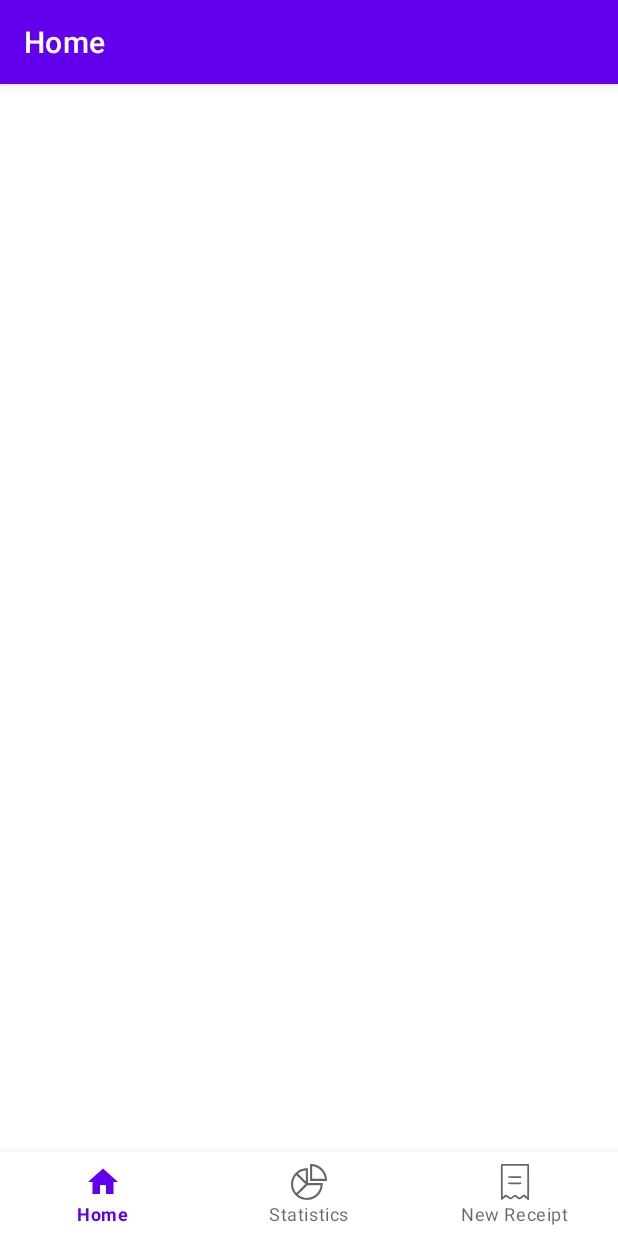
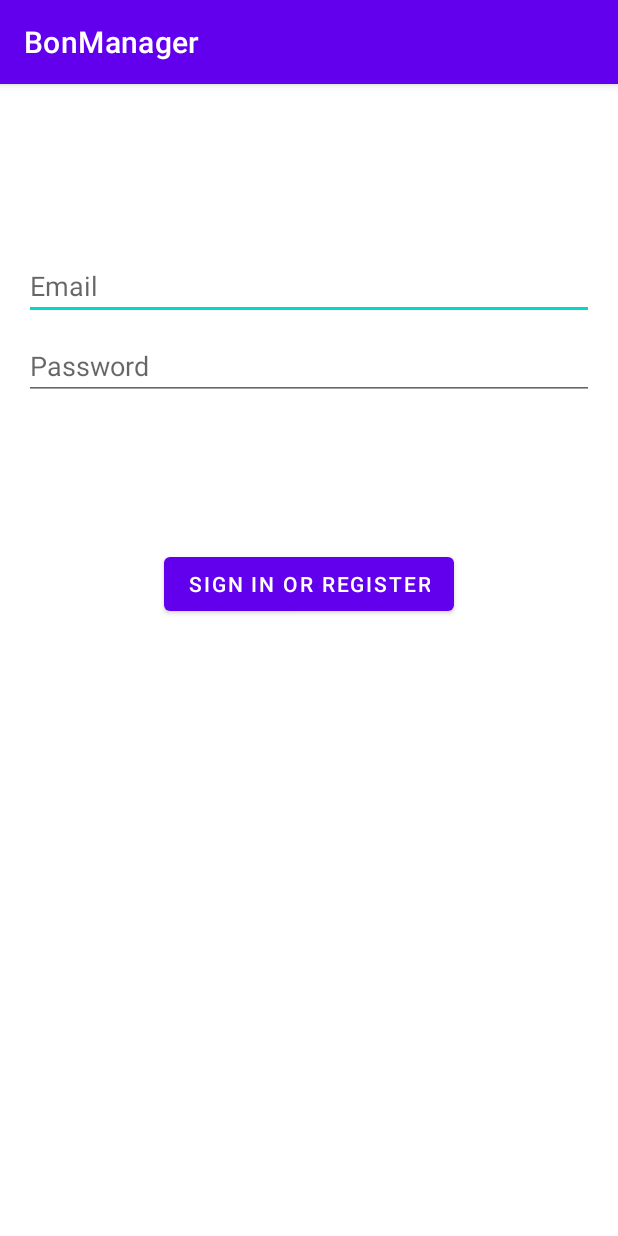
Before and after one commit to AndreiBadescu/BonManager, an Android app: the screen it shows after launch (MainActivity), on a phone screen of 412 x 824 dp. Run offline under Robolectric (Android 15) with nearby library versions, the light colour scheme and no system bars; our stand-ins replace navigation-ui; libraries missing offline, so code that uses them is left out: com.google.mlkit.vision.

Commit message:
Added login screen (final beta)

```diff
--- a/app/src/main/java/com/bonmanager/MainActivity.java
+++ b/app/src/main/java/com/bonmanager/MainActivity.java
@@ -23,6 +23,7 @@
 import android.renderscript.ScriptIntrinsicConvolve3x3;
 import android.view.View;
 import android.widget.Button;
+import android.widget.EditText;
 import android.widget.ImageButton;
 import android.widget.ImageView;
 import android.widget.TextView;
@@ -52,6 +53,7 @@
 import java.lang.reflect.Type;
 import java.util.ArrayList;
 import java.util.List;
+import java.util.Locale;
 import java.util.Objects;
 
 public class MainActivity extends AppCompatActivity {
@@ -63,19 +65,7 @@
     protected void onCreate(Bundle savedInstanceState) {
         super.onCreate(savedInstanceState);
         context = MainActivity.this;
-
-        binding = ActivityMainBinding.inflate(getLayoutInflater());
-        setContentView(binding.getRoot());
-
-        BottomNavigationView navView = findViewById(R.id.nav_view);
-        // Passing each menu ID as a set of Ids because each
-        // menu should be considered as top level destinations.
-        AppBarConfiguration appBarConfiguration = new AppBarConfiguration.Builder(
-                R.id.navigation_home, R.id.navigation_dashboard, R.id.navigation_notifications)
-                .build();
-        NavController navController = Navigation.findNavController(this, R.id.nav_host_fragment_activity_main);
-        NavigationUI.setupActionBarWithNavController(this, navController, appBarConfiguration);
-        NavigationUI.setupWithNavController(binding.navView, navController);
+        setContentView(R.layout.activity_login);
     }
 
     public static void SaveArrayList(List<Receipt> listArray){
@@ -98,4 +88,32 @@
         }
         return gson.fromJson(json, listType);
     }
+
+    public void changelayout(View view){
+        EditText usernameET = (EditText) findViewById(R.id.username);
+        EditText passwordET = (EditText) findViewById(R.id.password);
+        String username = usernameET.getText().toString().toLowerCase();
+        String password = passwordET.getText().toString();
+/*        System.out.println(username);
+        System.out.println(password);*/
+        if (!username.contains("andrei")) {
+            return;
+        }
+        if (!password.equals("admin")) {
+            return;
+        }
+
+        binding = ActivityMainBinding.inflate(getLayoutInflater());
+        setContentView(binding.getRoot());
+
+        BottomNavigationView navView = findViewById(R.id.nav_view);
+        // Passing each menu ID as a set of Ids because each
+        // menu should be considered as top level destinations.
+        AppBarConfiguration appBarConfiguration = new AppBarConfiguration.Builder(
+                R.id.navigation_home, R.id.navigation_dashboard, R.id.navigation_notifications)
+                .build();
+        NavController navController = Navigation.findNavController(this, R.id.nav_host_fragment_activity_main);
+        NavigationUI.setupActionBarWithNavController(this, navController, appBarConfiguration);
+        NavigationUI.setupWithNavController(binding.navView, navController);
+    }
 }
--- /dev/null
+++ b/app/src/main/java/com/bonmanager/ui/LoginActivity.java
@@ -0,0 +1,4 @@
+package com.bonmanager.ui;
+
+public class LoginActivity {
+}
--- a/app/src/main/java/com/bonmanager/ui/notifications/NotificationsFragment.java
+++ b/app/src/main/java/com/bonmanager/ui/notifications/NotificationsFragment.java
@@ -232,9 +232,9 @@
             if (selectedImageUri != null) {
                 //String selectedImagePath = getRealPathFromURIForGallery(selectedImageUri);
                 String filename = getFileName(selectedImageUri);
-                System.out.println("###################################################################################################################");
+/*                System.out.println("###################################################################################################################");
                 System.out.println(trimFileName(filename));
-                System.out.println("###################################################################################################################");
+                System.out.println("###################################################################################################################");*/
                 // update the preview image in the layout
                 receiptImage.setImageURI(selectedImageUri);
                 receiptImage.setVisibility(View.VISIBLE);
--- /dev/null
+++ b/app/src/main/res/layout/activity_login.xml
@@ -0,0 +1,72 @@
+<?xml version="1.0" encoding="utf-8"?>
+<androidx.constraintlayout.widget.ConstraintLayout xmlns:android="http://schemas.android.com/apk/res/android"
+    xmlns:app="http://schemas.android.com/apk/res-auto"
+    xmlns:tools="http://schemas.android.com/tools"
+    android:id="@+id/container"
+    android:layout_width="match_parent"
+    android:layout_height="match_parent"
+    android:paddingLeft="@dimen/activity_horizontal_margin"
+    android:paddingTop="@dimen/activity_vertical_margin"
+    android:paddingRight="@dimen/activity_horizontal_margin"
+    android:paddingBottom="@dimen/activity_vertical_margin"
+    tools:context=".MainActivity">
+
+    <EditText
+        android:id="@+id/username"
+        android:layout_width="0dp"
+        android:layout_height="wrap_content"
+        android:layout_marginTop="96dp"
+        android:autofillHints="@string/prompt_email"
+        android:hint="@string/prompt_email"
+        android:inputType="textEmailAddress"
+        android:selectAllOnFocus="true"
+        app:layout_constraintEnd_toEndOf="parent"
+        app:layout_constraintStart_toStartOf="parent"
+        app:layout_constraintTop_toTopOf="parent" />
+
+    <EditText
+        android:id="@+id/password"
+        android:layout_width="0dp"
+        android:layout_height="wrap_content"
+        android:layout_marginTop="8dp"
+        android:autofillHints="@string/prompt_password"
+        android:hint="@string/prompt_password"
+        android:imeActionLabel="@string/action_sign_in_short"
+        android:imeOptions="actionDone"
+        android:inputType="textPassword"
+        android:selectAllOnFocus="true"
+        app:layout_constraintEnd_toEndOf="parent"
+        app:layout_constraintStart_toStartOf="parent"
+        app:layout_constraintTop_toBottomOf="@+id/username" />
+
+    <Button
+        android:id="@+id/login"
+        android:layout_width="wrap_content"
+        android:layout_height="wrap_content"
+        android:layout_gravity="start"
+        android:layout_marginTop="16dp"
+        android:layout_marginBottom="64dp"
+        android:enabled="true"
+        android:text="@string/action_sign_in"
+        app:layout_constraintBottom_toBottomOf="parent"
+        app:layout_constraintEnd_toEndOf="parent"
+        app:layout_constraintStart_toStartOf="parent"
+        app:layout_constraintTop_toBottomOf="@+id/password"
+        app:layout_constraintVertical_bias="0.2"
+        android:onClick="changelayout" />
+
+    <ProgressBar
+        android:id="@+id/loading"
+        android:layout_width="wrap_content"
+        android:layout_height="wrap_content"
+        android:layout_gravity="center"
+        android:layout_marginTop="64dp"
+        android:layout_marginBottom="64dp"
+        android:visibility="gone"
+        app:layout_constraintBottom_toBottomOf="parent"
+        app:layout_constraintEnd_toEndOf="@+id/password"
+        app:layout_constraintStart_toStartOf="@+id/password"
+        app:layout_constraintTop_toTopOf="parent"
+        app:layout_constraintVertical_bias="0.3" />
+
+</androidx.constraintlayout.widget.ConstraintLayout>
--- a/app/src/main/res/values/strings.xml
+++ b/app/src/main/res/values/strings.xml
@@ -5,4 +5,12 @@
     <string name="title_notifications">New Receipt</string>
     <string name="add_image">Add image to process</string>
     <string name="image_of_receipt">Image of receipt</string>
+    <string name="prompt_email">Email</string>
+    <string name="prompt_password">Password</string>
+    <string name="action_sign_in">Sign in or register</string>
+    <string name="action_sign_in_short">Sign in</string>
+    <string name="welcome">"Welcome !"</string>
+    <string name="invalid_username">Not a valid username</string>
+    <string name="invalid_password">Password must be >5 characters</string>
+    <string name="login_failed">"Login failed"</string>
 </resources>
```
